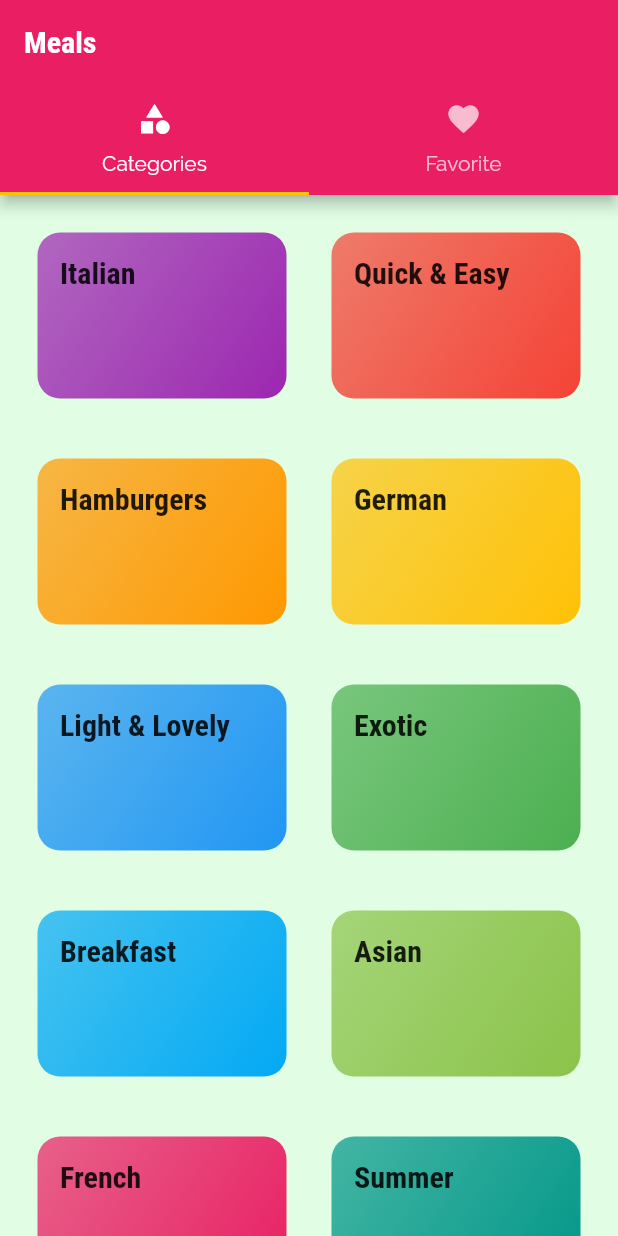
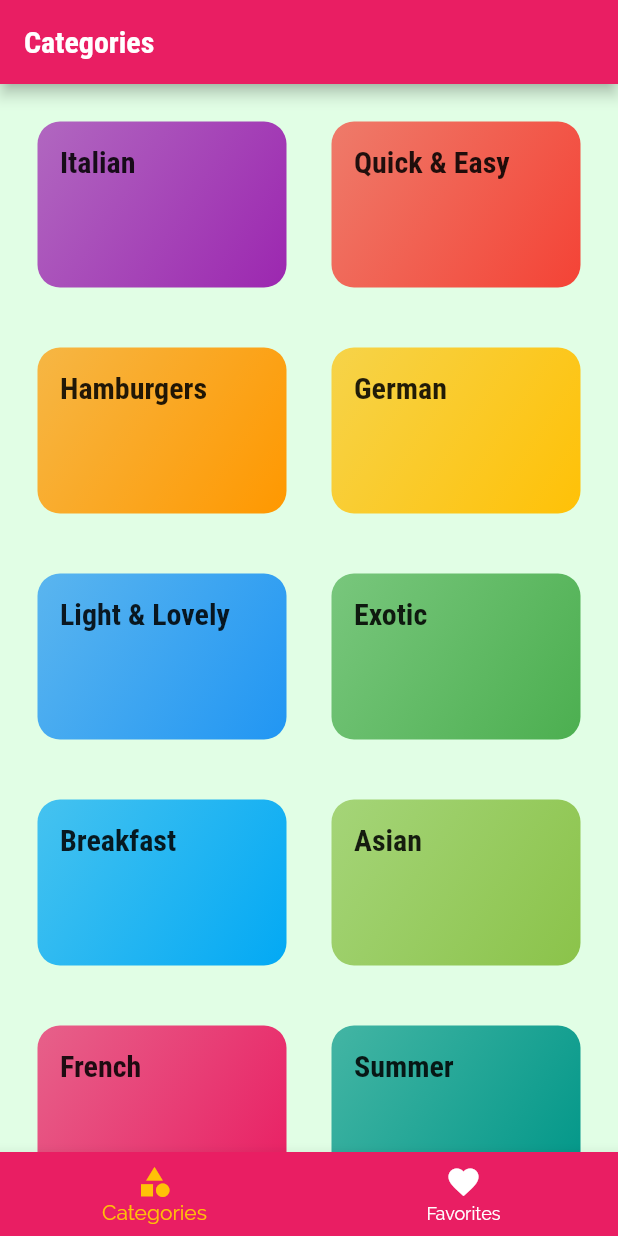
Before and after one commit to yugal1005/meals_app, a Flutter app: the screen it shows after launch, on a phone screen of 412 x 824 dp. Run offline on Flutter 3.47's test engine with Material 2 defaults, Android fonts, the phone set to English and light mode, and no system bars.

```diff
--- a/lib/screens/tabs.dart
+++ b/lib/screens/tabs.dart
@@ -8,32 +8,46 @@ class TabsScreen extends StatefulWidget {
 }
 
 class _TabsScreenState extends State<TabsScreen> {
+  final List<Map<String, Object>> _pages = [
+    {
+      "page": CategoryScreen(),
+      "title": "Categories",
+    },
+    {
+      "page": FavoritesScreen(),
+      "title": "Favorites",
+    }
+  ];
+  int _selectedPageIndex = 0;
+  void _selectPage(int index) {
+    setState(() {
+      _selectedPageIndex = index;
+    });
+  }
+
   @override
   Widget build(BuildContext context) {
-    return DefaultTabController(
-      length: 2,
-      child: Scaffold(
-        appBar: AppBar(
-          title: Text("Meals"),
-          bottom: TabBar(
-            tabs: [
-              Tab(
-                icon: Icon(Icons.category),
-                text: "Categories",
-              ),
-              Tab(
-                icon: Icon(Icons.favorite),
-                text: "Favorite",
-              ),
-            ],
+    return Scaffold(
+      appBar: AppBar(
+        title: Text(_pages[_selectedPageIndex]["title"]),
+      ),
+      body: _pages[_selectedPageIndex]["page"],
+      bottomNavigationBar: BottomNavigationBar(
+        unselectedItemColor: Colors.white,
+        selectedItemColor: Theme.of(context).accentColor,
+        currentIndex: _selectedPageIndex,
+        onTap: _selectPage,
+        backgroundColor: Theme.of(context).primaryColor,
+        items: [
+          BottomNavigationBarItem(
+            icon: Icon(Icons.category),
+            title: Text("Categories"),
           ),
-        ),
-        body: TabBarView(
-          children: [
-            CategoryScreen(),
-            FavoritesScreen(),
-          ],
-        ),
+          BottomNavigationBarItem(
+            icon: Icon(Icons.favorite),
+            title: Text("Favorites"),
+          ),
+        ],
       ),
     );
   }
```
Also changed, not shown: lib/screens/category_screen.dart (+7 -5 lines).
